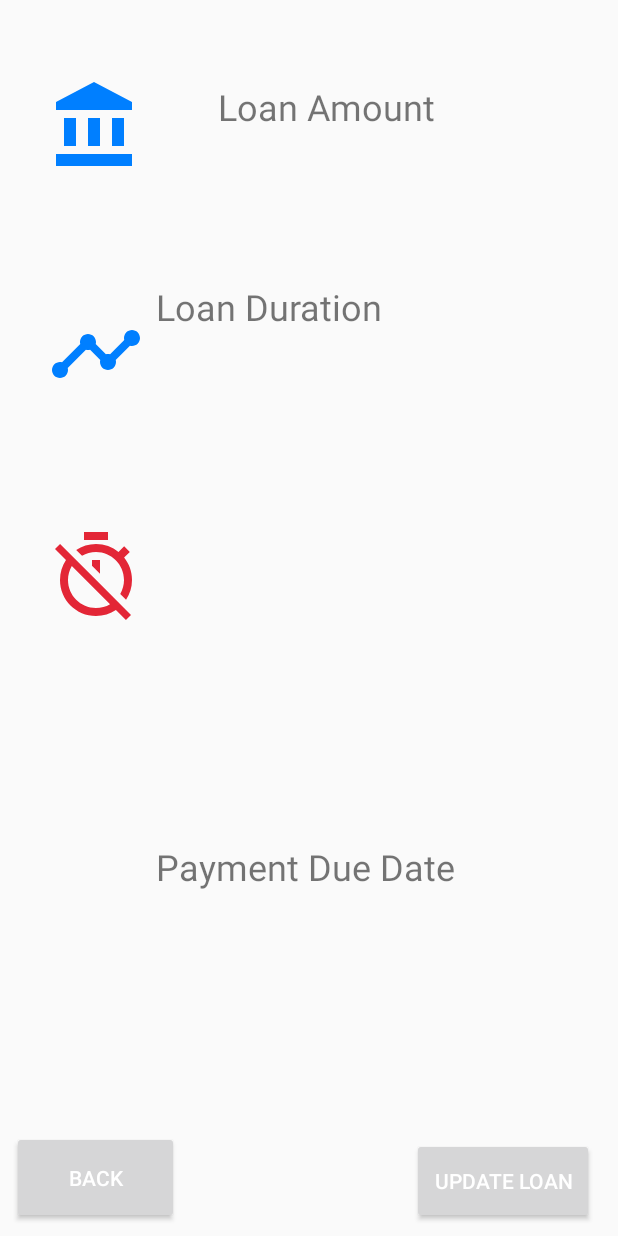
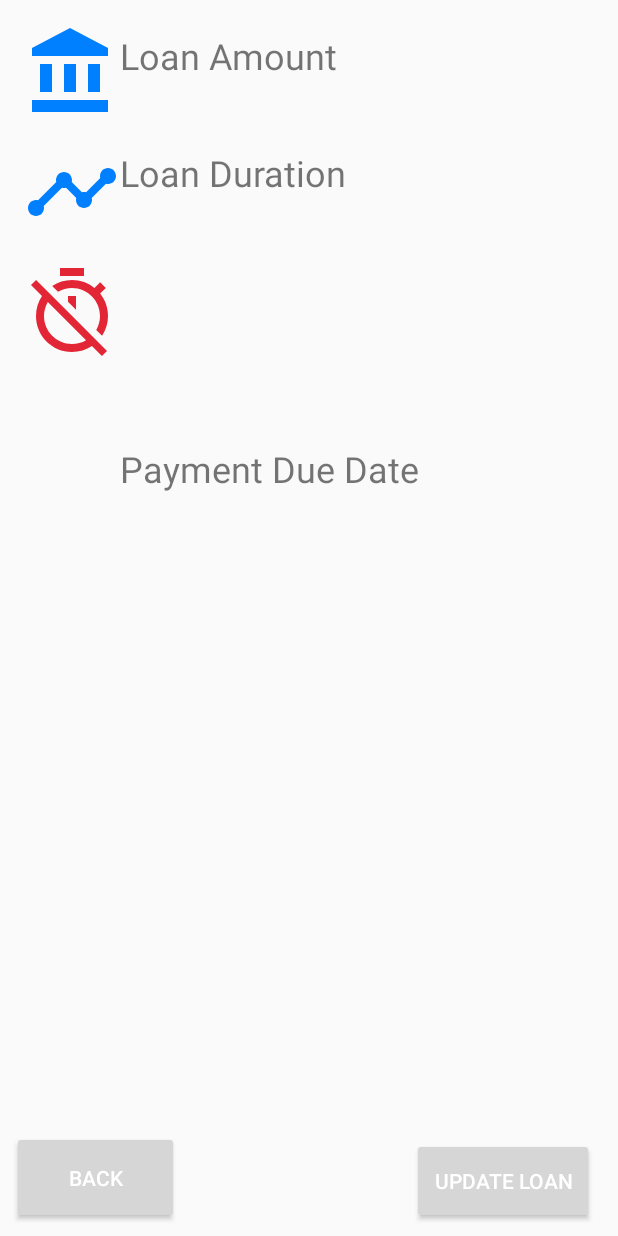
Before and after one commit to lincolntee/StudentFinancePlanner, an Android app: the layout activity_loan.xml on its own in the app's theme, with its tools: preview values and no code run, on a phone screen of 412 x 824 dp. Run offline under Robolectric (Android 15) with nearby library versions, the phone set to English and light mode, and no system bars.

Commit message:
loan activity

```diff
--- a/app/src/main/java/lincolntee/studentfinance/LoanActivity.java
+++ b/app/src/main/java/lincolntee/studentfinance/LoanActivity.java
@@ -5,15 +5,26 @@ import android.support.v7.app.AppCompatActivity;
 import android.os.Bundle;
 import android.view.View;
 import android.widget.Button;
+import android.widget.TextView;
 
 public class LoanActivity extends MainActivity {
 
+    TextView loanAmount, loanDuration, paymentDueDate;
     @Override
     protected void onCreate(Bundle savedInstanceState) {
         super.onCreate(savedInstanceState);
         setContentView(R.layout.activity_loan);
+
         Button buttonBack = (Button) findViewById((R.id.buttonBack_LA)); //return to main menu
         Button buttonUpdateLoanInformation = (Button) findViewById(R.id.buttonUpdateLoanInformation);
+
+        loanAmount = (TextView)findViewById(R.id.textViewLoanAmount);
+        loanDuration = (TextView)findViewById(R.id.textViewLoanDuration);
+        paymentDueDate = (TextView)findViewById(R.id.textViewPaymentDueDate);
+
+        loanAmount.setText("Amount : " + getIntent().getStringExtra("LOANAMOUNT"));
+        loanDuration.setText("Duration : " + getIntent().getStringExtra("LOANDURATION"));
+        paymentDueDate.setText("Due Date : " + getIntent().getStringExtra("PAYMENTDUEDATE"));
 
         buttonBack.setOnClickListener(new View.OnClickListener(){
             public void onClick(View view)
--- a/app/src/main/res/layout/activity_loan.xml
+++ b/app/src/main/res/layout/activity_loan.xml
@@ -10,8 +10,8 @@
         android:id="@+id/imageViewLoanType"
         android:layout_width="64dp"
         android:layout_height="64dp"
-        android:layout_marginStart="32dp"
-        android:layout_marginTop="52dp"
+        android:layout_marginStart="16dp"
+        android:layout_marginTop="16dp"
         android:contentDescription="@string/iconLoanType"
         app:layout_constraintStart_toStartOf="parent"
         app:layout_constraintTop_toTopOf="parent"
@@ -20,28 +20,27 @@
 
     <TextView
         android:id="@+id/textViewLoanAmount"
-        android:layout_width="243dp"
-        android:layout_height="33dp"
+        android:layout_width="wrap_content"
+        android:layout_height="62dp"
         android:layout_marginBottom="8dp"
         android:layout_marginEnd="8dp"
-        android:layout_marginStart="8dp"
         android:layout_marginTop="8dp"
         android:labelFor="@+id/editTextLoanAmount"
         android:text="@string/textViewLoanAmount"
         android:textSize="24sp"
         app:layout_constraintBottom_toBottomOf="parent"
         app:layout_constraintEnd_toEndOf="parent"
-        app:layout_constraintHorizontal_bias="0.724"
+        app:layout_constraintHorizontal_bias="0.0"
         app:layout_constraintStart_toEndOf="@+id/imageViewLoanType"
         app:layout_constraintTop_toTopOf="parent"
-        app:layout_constraintVertical_bias="0.06" />
+        app:layout_constraintVertical_bias="0.017" />
 
     <ImageView
         android:id="@+id/imageViewDuration"
         android:layout_width="64dp"
         android:layout_height="64dp"
-        android:layout_marginStart="32dp"
-        android:layout_marginTop="88dp"
+        android:layout_marginStart="16dp"
+        android:layout_marginTop="16dp"
         android:contentDescription="@string/iconLoanDuration"
         app:layout_constraintStart_toStartOf="parent"
         app:layout_constraintTop_toBottomOf="@+id/imageViewLoanType"
@@ -49,24 +48,23 @@
 
     <TextView
         android:id="@+id/textViewLoanDuration"
-        android:layout_width="0dp"
-        android:layout_height="wrap_content"
+        android:layout_width="wrap_content"
+        android:layout_height="63dp"
         android:layout_marginEnd="8dp"
-        android:layout_marginStart="8dp"
-        android:layout_marginTop="188dp"
+        android:layout_marginTop="16dp"
         android:text="@string/textViewLoanDuration"
         android:textSize="24sp"
         app:layout_constraintEnd_toEndOf="parent"
         app:layout_constraintHorizontal_bias="0.0"
         app:layout_constraintStart_toEndOf="@+id/imageViewDuration"
-        app:layout_constraintTop_toTopOf="parent" />
+        app:layout_constraintTop_toBottomOf="@+id/textViewLoanAmount" />
 
     <ImageView
         android:id="@+id/imageViewPaymentDueDate"
         android:layout_width="64dp"
         android:layout_height="64dp"
-        android:layout_marginStart="32dp"
-        android:layout_marginTop="84dp"
+        android:layout_marginStart="16dp"
+        android:layout_marginTop="16dp"
         android:contentDescription="@string/iconPaymentDueDate"
         app:layout_constraintStart_toStartOf="parent"
         app:layout_constraintTop_toBottomOf="@+id/imageViewDuration"
@@ -74,19 +72,19 @@
 
     <TextView
         android:id="@+id/textViewPaymentDueDate"
-        android:layout_width="0dp"
-        android:layout_height="wrap_content"
+        android:layout_width="wrap_content"
+        android:layout_height="71dp"
         android:layout_marginBottom="8dp"
         android:layout_marginEnd="8dp"
-        android:layout_marginStart="8dp"
-        android:layout_marginTop="8dp"
+        android:layout_marginTop="16dp"
         android:text="@string/textViewPaymentDueDate"
         android:textSize="24sp"
         app:layout_constraintBottom_toBottomOf="parent"
         app:layout_constraintEnd_toEndOf="parent"
+        app:layout_constraintHorizontal_bias="0.0"
         app:layout_constraintStart_toEndOf="@+id/imageViewPaymentDueDate"
         app:layout_constraintTop_toTopOf="parent"
-        app:layout_constraintVertical_bias="0.714" />
+        app:layout_constraintVertical_bias="0.384" />
 
     <Button
         android:id="@+id/buttonBack_LA"
--- a/app/src/main/res/values/strings.xml
+++ b/app/src/main/res/values/strings.xml
@@ -25,7 +25,7 @@
     <string name="editTextStudentID"></string>
     <string name="editTextEmail"></string>
     <!--UpdateLoanActivity -->
-    <string name="buttonUpdateLoanBack_LA"></string>
+    <string name="buttonUpdateLoanBack_LA">Back</string>
 
     <!--Loan Activity String Values-->
     <string name="textViewLoanAmount">Loan Amount</string>
```
